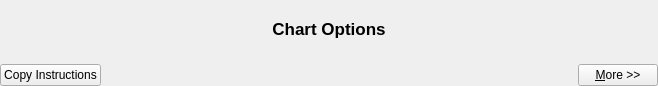
The window that src/optionsbar.ui (iPenguin/CrochetCharts) describes before a commit, drawn with Qt 5.
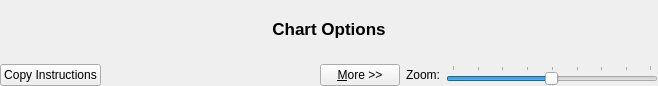
The same window after the commit.

Commit message: Update zoom feature to actual percent. Add zoom slider.

The edit to the form file:
```diff
--- a/src/optionsbar.ui
+++ b/src/optionsbar.ui
@@ -69,6 +69,44 @@
        </property>
       </widget>
      </item>
+     <item>
+      <widget class="QLabel" name="label_2">
+       <property name="text">
+        <string>Zoom:</string>
+       </property>
+       <property name="buddy">
+        <cstring>zoom</cstring>
+       </property>
+      </widget>
+     </item>
+     <item>
+      <widget class="QSlider" name="zoom">
+       <property name="minimum">
+        <number>1</number>
+       </property>
+       <property name="maximum">
+        <number>200</number>
+       </property>
+       <property name="singleStep">
+        <number>5</number>
+       </property>
+       <property name="value">
+        <number>100</number>
+       </property>
+       <property name="sliderPosition">
+        <number>100</number>
+       </property>
+       <property name="orientation">
+        <enum>Qt::Horizontal</enum>
+       </property>
+       <property name="tickPosition">
+        <enum>QSlider::TicksAbove</enum>
+       </property>
+       <property name="tickInterval">
+        <number>25</number>
+       </property>
+      </widget>
+     </item>
     </layout>
    </item>
   </layout>
```
The commit also changes 4 other files.
